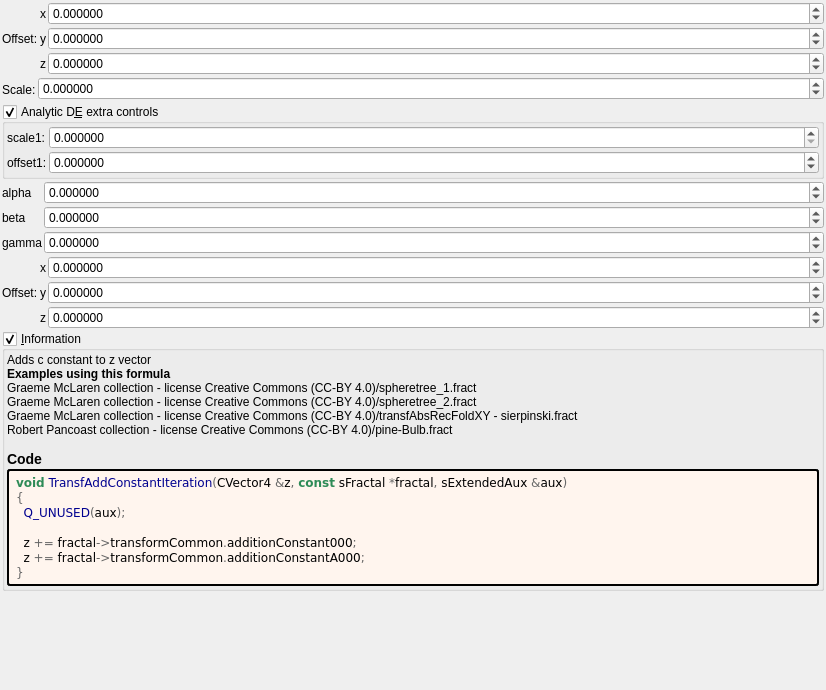
Before: the Qt Designer form mandelbulber2/formula/ui/transf_add_scale_rotate.ui in buddhi1980/mandelbulber2, drawn with Qt 5.
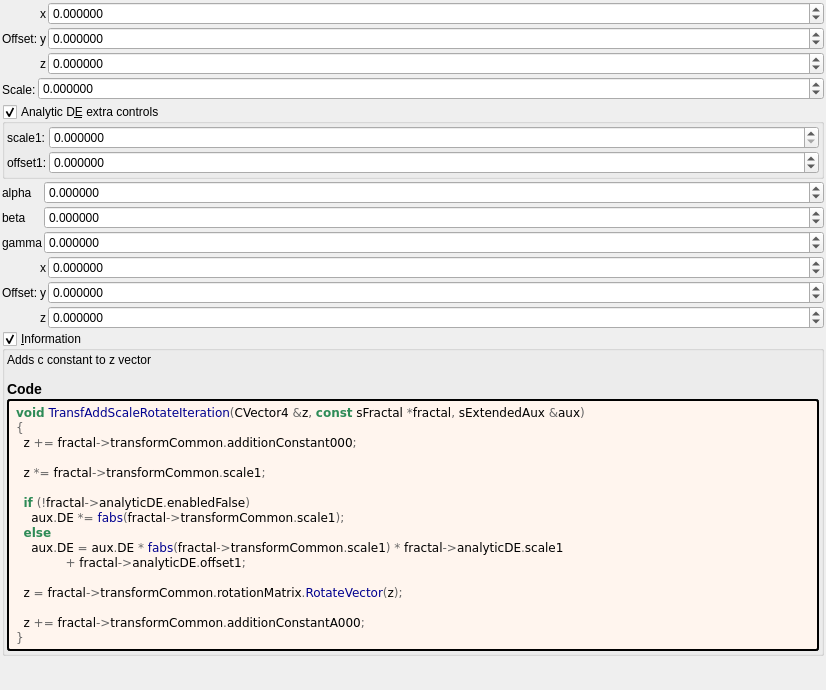
After: the same form once the commit is applied. Custom widgets are drawn as their Qt base class.

Commit message: Updated OpenCL formula codes and UIs

What changed in the file:
```diff
--- a/mandelbulber2/formula/ui/transf_add_scale_rotate.ui
+++ b/mandelbulber2/formula/ui/transf_add_scale_rotate.ui
@@ -557,7 +557,7 @@
         <property name="text">
          <string notr="true">&lt;p&gt;Adds c constant to z vector&lt;/p&gt;&lt;table&gt;
 &lt;/table&gt;
-&lt;br&gt;&lt;b&gt;Examples using this formula&lt;/b&gt;&lt;br&gt;Graeme McLaren  collection - license Creative Commons  (CC-BY 4.0)/spheretree_1.fract&lt;br&gt;Graeme McLaren  collection - license Creative Commons  (CC-BY 4.0)/spheretree_2.fract&lt;br&gt;Graeme McLaren  collection - license Creative Commons  (CC-BY 4.0)/transfAbsRecFoldXY - sierpinski.fract&lt;br&gt;Robert Pancoast collection - license Creative Commons (CC-BY 4.0)/pine-Bulb.fract&lt;h3&gt;Code&lt;/h3&gt;</string>
+&lt;h3&gt;Code&lt;/h3&gt;</string>
         </property>
         <property name="wordWrap">
          <bool>true</bool>
@@ -577,11 +577,20 @@
         </property>
         <property name="text">
          <string notr="true">&lt;body style=&quot;background-color:#fff5ee&quot;&gt;
-&lt;pre style=&quot;color:#000000; background-color:#fff5ee;  font-family:'Courier New',monospace;&quot;&gt;&lt;span style=&quot;color:#2e8b57; font-weight:bold&quot;&gt;void&lt;/span&gt; &lt;span style=&quot;color:#00008f&quot;&gt;TransfAddConstantIteration&lt;/span&gt;&lt;span style=&quot;color:#676767&quot;&gt;(&lt;/span&gt;CVector4 &lt;span style=&quot;color:#676767&quot;&gt;&amp;amp;&lt;/span&gt;z&lt;span style=&quot;color:#676767&quot;&gt;,&lt;/span&gt; &lt;span style=&quot;color:#2e8b57; font-weight:bold&quot;&gt;const&lt;/span&gt; sFractal &lt;span style=&quot;color:#676767&quot;&gt;*&lt;/span&gt;fractal&lt;span style=&quot;color:#676767&quot;&gt;,&lt;/span&gt; sExtendedAux &lt;span style=&quot;color:#676767&quot;&gt;&amp;amp;&lt;/span&gt;aux&lt;span style=&quot;color:#676767&quot;&gt;)&lt;/span&gt;
+&lt;pre style=&quot;color:#000000; background-color:#fff5ee;  font-family:'Courier New',monospace;&quot;&gt;&lt;span style=&quot;color:#2e8b57; font-weight:bold&quot;&gt;void&lt;/span&gt; &lt;span style=&quot;color:#00008f&quot;&gt;TransfAddScaleRotateIteration&lt;/span&gt;&lt;span style=&quot;color:#676767&quot;&gt;(&lt;/span&gt;CVector4 &lt;span style=&quot;color:#676767&quot;&gt;&amp;amp;&lt;/span&gt;z&lt;span style=&quot;color:#676767&quot;&gt;,&lt;/span&gt; &lt;span style=&quot;color:#2e8b57; font-weight:bold&quot;&gt;const&lt;/span&gt; sFractal &lt;span style=&quot;color:#676767&quot;&gt;*&lt;/span&gt;fractal&lt;span style=&quot;color:#676767&quot;&gt;,&lt;/span&gt; sExtendedAux &lt;span style=&quot;color:#676767&quot;&gt;&amp;amp;&lt;/span&gt;aux&lt;span style=&quot;color:#676767&quot;&gt;)&lt;/span&gt;
 &lt;span style=&quot;color:#676767&quot;&gt;{&lt;/span&gt;
-  &lt;span style=&quot;color:#00008f&quot;&gt;Q_UNUSED&lt;/span&gt;&lt;span style=&quot;color:#676767&quot;&gt;(&lt;/span&gt;aux&lt;span style=&quot;color:#676767&quot;&gt;);&lt;/span&gt;
-
   z &lt;span style=&quot;color:#676767&quot;&gt;+=&lt;/span&gt; fractal&lt;span style=&quot;color:#676767&quot;&gt;-&amp;gt;&lt;/span&gt;transformCommon&lt;span style=&quot;color:#676767&quot;&gt;.&lt;/span&gt;additionConstant000&lt;span style=&quot;color:#676767&quot;&gt;;&lt;/span&gt;
+
+  z &lt;span style=&quot;color:#676767&quot;&gt;*=&lt;/span&gt; fractal&lt;span style=&quot;color:#676767&quot;&gt;-&amp;gt;&lt;/span&gt;transformCommon&lt;span style=&quot;color:#676767&quot;&gt;.&lt;/span&gt;scale1&lt;span style=&quot;color:#676767&quot;&gt;;&lt;/span&gt;
+
+  &lt;span style=&quot;color:#2e8b57; font-weight:bold&quot;&gt;if&lt;/span&gt; &lt;span style=&quot;color:#676767&quot;&gt;(!&lt;/span&gt;fractal&lt;span style=&quot;color:#676767&quot;&gt;-&amp;gt;&lt;/span&gt;analyticDE&lt;span style=&quot;color:#676767&quot;&gt;.&lt;/span&gt;enabledFalse&lt;span style=&quot;color:#676767&quot;&gt;)&lt;/span&gt;
+    aux&lt;span style=&quot;color:#676767&quot;&gt;.&lt;/span&gt;DE &lt;span style=&quot;color:#676767&quot;&gt;*=&lt;/span&gt; &lt;span style=&quot;color:#00008f&quot;&gt;fabs&lt;/span&gt;&lt;span style=&quot;color:#676767&quot;&gt;(&lt;/span&gt;fractal&lt;span style=&quot;color:#676767&quot;&gt;-&amp;gt;&lt;/span&gt;transformCommon&lt;span style=&quot;color:#676767&quot;&gt;.&lt;/span&gt;scale1&lt;span style=&quot;color:#676767&quot;&gt;);&lt;/span&gt;
+  &lt;span style=&quot;color:#2e8b57; font-weight:bold&quot;&gt;else&lt;/span&gt;
+    aux&lt;span style=&quot;color:#676767&quot;&gt;.&lt;/span&gt;DE &lt;span style=&quot;color:#676767&quot;&gt;=&lt;/span&gt; aux&lt;span style=&quot;color:#676767&quot;&gt;.&lt;/span&gt;DE &lt;span style=&quot;color:#676767&quot;&gt;*&lt;/span&gt; &lt;span style=&quot;color:#00008f&quot;&gt;fabs&lt;/span&gt;&lt;span style=&quot;color:#676767&quot;&gt;(&lt;/span&gt;fractal&lt;span style=&quot;color:#676767&quot;&gt;-&amp;gt;&lt;/span&gt;transformCommon&lt;span style=&quot;color:#676767&quot;&gt;.&lt;/span&gt;scale1&lt;span style=&quot;color:#676767&quot;&gt;) *&lt;/span&gt; fractal&lt;span style=&quot;color:#676767&quot;&gt;-&amp;gt;&lt;/span&gt;analyticDE&lt;span style=&quot;color:#676767&quot;&gt;.&lt;/span&gt;scale1
+             &lt;span style=&quot;color:#676767&quot;&gt;+&lt;/span&gt; fractal&lt;span style=&quot;color:#676767&quot;&gt;-&amp;gt;&lt;/span&gt;analyticDE&lt;span style=&quot;color:#676767&quot;&gt;.&lt;/span&gt;offset1&lt;span style=&quot;color:#676767&quot;&gt;;&lt;/span&gt;
+
+  z &lt;span style=&quot;color:#676767&quot;&gt;=&lt;/span&gt; fractal&lt;span style=&quot;color:#676767&quot;&gt;-&amp;gt;&lt;/span&gt;transformCommon&lt;span style=&quot;color:#676767&quot;&gt;.&lt;/span&gt;rotationMatrix&lt;span style=&quot;color:#676767&quot;&gt;.&lt;/span&gt;&lt;span style=&quot;color:#00008f&quot;&gt;RotateVector&lt;/span&gt;&lt;span style=&quot;color:#676767&quot;&gt;(&lt;/span&gt;z&lt;span style=&quot;color:#676767&quot;&gt;);&lt;/span&gt;
+
   z &lt;span style=&quot;color:#676767&quot;&gt;+=&lt;/span&gt; fractal&lt;span style=&quot;color:#676767&quot;&gt;-&amp;gt;&lt;/span&gt;transformCommon&lt;span style=&quot;color:#676767&quot;&gt;.&lt;/span&gt;additionConstantA000&lt;span style=&quot;color:#676767&quot;&gt;;&lt;/span&gt;
 &lt;span style=&quot;color:#676767&quot;&gt;}&lt;/span&gt;
 &lt;/pre&gt;
```
Left out of the diff: 4 changed lines with no effect on the pictures. The commit also changes 68 other files.
